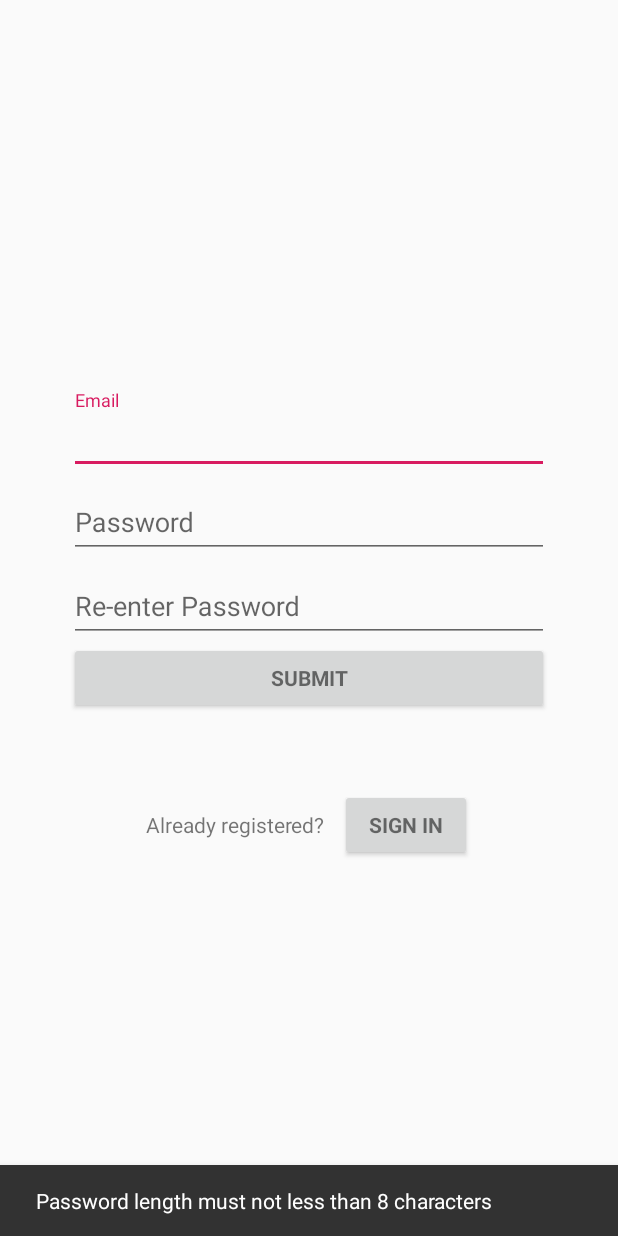
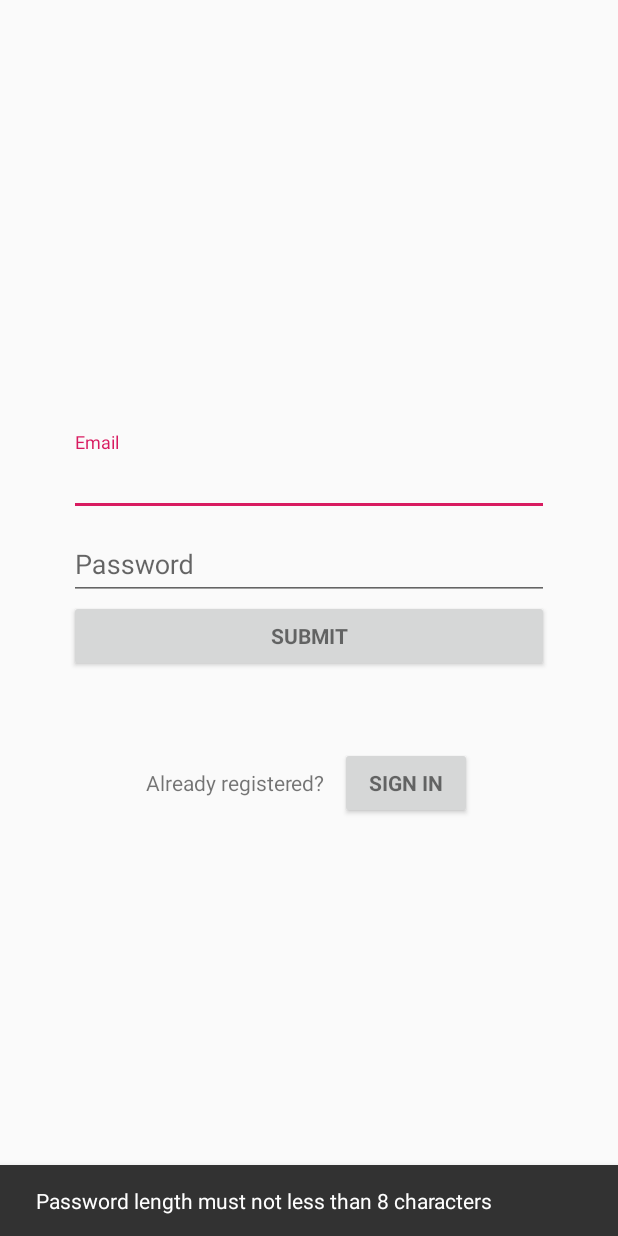
Before and after one commit to LCGG-Group/Price2Beat, an Android app: the RegisterActivity screen opened directly, with no data from a screen before it, after a tap on "SUBMIT", on a phone screen of 412 x 824 dp. Run offline under Robolectric (Android 15) with nearby library versions, the phone set to English and light mode, and no system bars; our stand-ins replace Firebase (no records; nobody signed in at launch, a user with empty details on screens opened directly); libraries missing offline, so code that uses them is left out: com.facebook, com.firebase.ui.

Commit message:
- Update Registration Page

```diff
--- a/app/src/main/java/com/lcgg/price2beat/RegisterActivity.java
+++ b/app/src/main/java/com/lcgg/price2beat/RegisterActivity.java
@@ -44,7 +44,6 @@ public class RegisterActivity extends AppCompatActivity implements OnClickListen
 
     EditText inputEmail;
     EditText inputPassword;
-    EditText inputPassword2;
     LinearLayout activity_register;
 
     @Override
@@ -54,7 +53,6 @@ public class RegisterActivity extends AppCompatActivity implements OnClickListen
 
         inputEmail = (EditText)findViewById(R.id.register_email);
         inputPassword = (EditText)findViewById(R.id.register_password);
-        inputPassword2 = (EditText)findViewById(R.id.register_password2);
 
         btnLogin = (Button)findViewById(R.id.register_sign_in_button);
         btnRegister = (Button)findViewById(R.id.register_register_button);
@@ -87,17 +85,10 @@ public class RegisterActivity extends AppCompatActivity implements OnClickListen
             if(inputPassword.getText().toString().isEmpty()){
                 Toast.makeText(RegisterActivity.this, "Password must not be empty", Toast.LENGTH_SHORT).show();
             }
-            if(inputPassword2.getText().toString().isEmpty()){
-                Toast.makeText(RegisterActivity.this, "Retype password must not be empty", Toast.LENGTH_SHORT).show();
-            }
-            if(!inputPassword.getText().toString().equals(inputPassword.getText().toString())){
 
-                Toast.makeText(RegisterActivity.this, "Password doesn't match", Toast.LENGTH_SHORT).show();
-            }
             if(inputPassword.getText().toString().equals(inputPassword.getText().toString())){
                 signUpUser(inputEmail.getText().toString(), inputPassword.getText().toString());
             }
-
         }
     }
 
--- a/app/src/main/res/layout/activity_register.xml
+++ b/app/src/main/res/layout/activity_register.xml
@@ -65,17 +65,7 @@
                     android:layout_width="match_parent"
                     android:layout_height="wrap_content">
 
-                    <EditText
-                        android:id="@+id/register_password2"
-                        android:layout_width="match_parent"
-                        android:layout_height="wrap_content"
-                        android:hint="Re-enter Password"
-                        android:imeActionId="6"
-                        android:imeActionLabel="@string/action_sign_in_short"
-                        android:imeOptions="actionUnspecified"
-                        android:inputType="textPassword"
-                        android:maxLines="1"
-                        android:singleLine="true" />
+
 
                 </android.support.design.widget.TextInputLayout>
 
```
